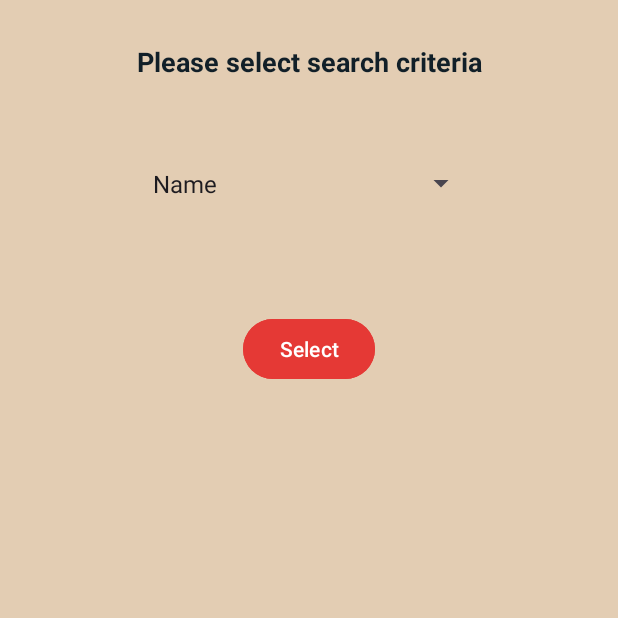
After one commit to GiorgosSimos/MedicalIncidentRecordingApp, an Android app: the SearchActivity screen opened directly, with no data from a screen before it, on a phone screen of 412 x 824 dp, the top half of it. The commit adds this screen. Run offline under Robolectric (Android 15) with nearby library versions, the phone set to English and light mode, and no system bars; our stand-ins replace Firebase (no records; nobody signed in at launch, a user with empty details on screens opened directly).

Commit message:
- Implementation of search incident function, with extra select button and Alert Dialog as display mode of the results
- Pending: Use of RecyclerView to display the results

```diff
--- a/app/src/main/AndroidManifest.xml
+++ b/app/src/main/AndroidManifest.xml
@@ -12,6 +12,9 @@
         android:supportsRtl="true"
         android:theme="@style/Theme.HippocratesJournal"
         tools:targetApi="31">
+        <activity
+            android:name=".SearchActivity"
+            android:exported="false" />
         <activity
             android:name=".DetailedIncidentActivity"
             android:exported="false" />
--- a/app/src/main/java/com/unipi/mobile_dev/hippocratesjournal/NewIncidentActivity.java
+++ b/app/src/main/java/com/unipi/mobile_dev/hippocratesjournal/NewIncidentActivity.java
@@ -164,7 +164,7 @@ public class NewIncidentActivity extends AppCompatActivity {
         new AlertDialog.Builder(this)
                 .setTitle(title)
                 .setMessage(message)
-                .setPositiveButton("OK", (((dialog, which) -> dialog.dismiss())))
+                .setPositiveButton("OK", ((dialog, which) -> dialog.dismiss()))
                 .show();
     }
 }
--- /dev/null
+++ b/app/src/main/java/com/unipi/mobile_dev/hippocratesjournal/SearchActivity.java
@@ -0,0 +1,185 @@
+package com.unipi.mobile_dev.hippocratesjournal;
+
+import android.app.DatePickerDialog;
+import android.os.Bundle;
+import android.view.View;
+import android.widget.AdapterView;
+import android.widget.ArrayAdapter;
+import android.widget.Button;
+import android.widget.DatePicker;
+import android.widget.EditText;
+import android.widget.Spinner;
+
+import androidx.annotation.NonNull;
+import androidx.appcompat.app.AlertDialog;
+import androidx.appcompat.app.AppCompatActivity;
+
+import com.google.firebase.database.DataSnapshot;
+import com.google.firebase.database.DatabaseError;
+import com.google.firebase.database.DatabaseReference;
+import com.google.firebase.database.FirebaseDatabase;
+import com.google.firebase.database.Query;
+import com.google.firebase.database.ValueEventListener;
+
+import java.text.SimpleDateFormat;
+import java.util.Calendar;
+import java.util.Date;
+import java.util.Locale;
+
+public class SearchActivity extends AppCompatActivity {
+
+    String searchCriteria = null;
+    Spinner searchCriteriaSpinner;
+    private EditText searchNameEditText, searchDoeEditText, searchDiagnosisEditText;
+    private Button searchButton;
+    private FirebaseDatabase database;
+    private DatabaseReference reference;
+
+    @Override
+    protected void onCreate(Bundle savedInstanceState) {
+        super.onCreate(savedInstanceState);
+        setContentView(R.layout.activity_search);
+        database = FirebaseDatabase.getInstance();
+        reference = database.getReference("incidents");
+        searchNameEditText = findViewById(R.id.searchNameEditText);
+        searchNameEditText.setVisibility(View.INVISIBLE);
+        searchDoeEditText = findViewById(R.id.searchDoeEditText);
+        SimpleDateFormat sdf = new SimpleDateFormat("dd/M/yyyy", Locale.getDefault());
+        String currentDate = sdf.format(new Date());
+        searchDoeEditText.setText(currentDate);
+        searchDoeEditText.setOnClickListener(v -> showDatePickerDialog(searchDoeEditText));
+        searchDoeEditText.setVisibility(View.INVISIBLE);
+        searchDiagnosisEditText = findViewById(R.id.searchDiagnosisEditText);
+        searchDiagnosisEditText.setVisibility(View.INVISIBLE);
+        searchButton = findViewById(R.id.searchButton);
+        searchButton.setVisibility(View.INVISIBLE);
+        searchCriteriaSpinner = findViewById(R.id.searchCriteriaSpinner);
+
+        ArrayAdapter<CharSequence> adapter = ArrayAdapter.createFromResource(this,
+                R.array.search_criteria_options, android.R.layout.simple_spinner_item);
+
+        adapter.setDropDownViewResource(android.R.layout.simple_spinner_dropdown_item);
+        searchCriteriaSpinner.setAdapter(adapter);
+        searchCriteriaSpinner.setOnItemSelectedListener(new AdapterView.OnItemSelectedListener() {
+            @Override
+            public void onItemSelected(AdapterView<?> parent, View view, int position, long id) {
+                searchCriteria = parent.getItemAtPosition(position).toString();
+            }
+
+            @Override
+            public void onNothingSelected(AdapterView<?> parent) {
+
+            }
+        });
+    }
+
+    public void selectCriteria(View view) {
+        switch (searchCriteria) {
+            case "Name":
+                searchDoeEditText.setVisibility(View.INVISIBLE);
+                searchDiagnosisEditText.setVisibility(View.INVISIBLE);
+                searchNameEditText.setVisibility(View.VISIBLE);
+                break;
+            case "Date of Examination":
+                searchNameEditText.setVisibility(View.INVISIBLE);
+                searchDiagnosisEditText.setVisibility(View.INVISIBLE);
+                searchDoeEditText.setVisibility(View.VISIBLE);
+                break;
+            case "Diagnosis":
+                searchNameEditText.setVisibility(View.INVISIBLE);
+                searchDoeEditText.setVisibility(View.INVISIBLE);
+                searchDiagnosisEditText.setVisibility(View.VISIBLE);
+                break;
+        }
+        searchButton.setVisibility(View.VISIBLE);
+    }
+
+    public void executeSearch(View view) {
+        String child = "", textViewValue = "";
+        if (searchCriteria == null) {
+            showAlert("Warning", "Please define search criteria to continue");
+        } else {
+            switch (searchCriteria) {
+                case "Name":
+                    child = "name";
+                    textViewValue = searchNameEditText.getText().toString().trim();
+                    break;
+                case "Date of Examination":
+                    child = "dateOfExamination";
+                    textViewValue = searchDoeEditText.getText().toString().trim();
+                    break;
+                case "Diagnosis":
+                    child = "diagnosis";
+                    textViewValue = searchDiagnosisEditText.getText().toString().trim();
+                    break;
+            }
+
+            if (!textViewValue.isEmpty()) {
+                Query query = reference;
+                query = query.orderByChild(child).equalTo(textViewValue);
+                // Execute the query
+                query.addListenerForSingleValueEvent(new ValueEventListener() {
+                    @Override
+                    public void onDataChange(@NonNull DataSnapshot snapshot) {
+                        if (snapshot.exists()) {
+                            displayResults(snapshot);
+                        } else {
+                            showAlert("Error", "No records found!");
+                        }
+                    }
+
+                    @Override
+                    public void onCancelled(@NonNull DatabaseError error) {
+                        showAlert("Search Failed", error.getMessage());
+                    }
+                });
+            } else {
+                showAlert("Warning", "Fill in the selected field");
+            }
+        }
+    }
+
+    private void displayResults (DataSnapshot dataSnapshot) {
+        // You can extract and display search results here
+        StringBuilder results = new StringBuilder();
+        for (DataSnapshot snapshot : dataSnapshot.getChildren()) {
+            Incident incident = snapshot.getValue(Incident.class);
+            if (incident != null) {
+                results.append("Name: ").append(incident.getName()).append("\n")
+                        .append("Date of Examination: ").append(incident.getDateOfExamination()).append("\n")
+                        .append("Gender: ").append(incident.getGender()).append("\n")
+                        .append("Symptoms: ").append(incident.getSymptoms()).append("\n")
+                        .append("Diagnosis: ").append(incident.getDiagnosis()).append("\n")
+                        .append("Prescription: ").append(incident.getPrescription()).append("\n");
+                showAlert("Search Successful", results.toString());
+            }
+        }
+    }
+
+    private void showAlert(String title, String message) {
+        new AlertDialog.Builder(SearchActivity.this)
+                .setTitle(title)
+                .setMessage(message)
+                .setPositiveButton("OK", ((dialog, which) -> dialog.dismiss()))
+                .show();
+    }
+
+    private void showDatePickerDialog(final EditText editText){
+        final Calendar calendar = Calendar.getInstance();
+        int year = calendar.get(Calendar.YEAR);
+        int month = calendar.get(Calendar.MONTH);
+        int day = calendar.get(Calendar.DAY_OF_MONTH);
+
+        // Create DatePickerDialog and set the current date as default
+        DatePickerDialog datePickerDialog = new DatePickerDialog(SearchActivity.this,
+                new DatePickerDialog.OnDateSetListener() {
+                    @Override
+                    public void onDateSet(DatePicker view, int Year, int Month, int Day) {
+                        // Display selected date in the specified EditText (month is 0-indexed)
+                        editText.setText(Day + "/" + (Month + 1) + "/" + Year);
+                    }
+                }, year, month, day);
+
+        datePickerDialog.show();
+    }
+}
--- a/app/src/main/res/layout/activity_main_screen.xml
+++ b/app/src/main/res/layout/activity_main_screen.xml
@@ -69,6 +69,7 @@
         android:layout_width="wrap_content"
         android:layout_height="wrap_content"
         android:backgroundTint="#E53935"
+        android:onClick="searchIncident"
         android:text="@string/main_screen_search_button"
         app:layout_constraintBottom_toBottomOf="parent"
         app:layout_constraintEnd_toEndOf="parent"
--- /dev/null
+++ b/app/src/main/res/layout/activity_search.xml
@@ -0,0 +1,113 @@
+<?xml version="1.0" encoding="utf-8"?>
+<androidx.constraintlayout.widget.ConstraintLayout xmlns:android="http://schemas.android.com/apk/res/android"
+    xmlns:app="http://schemas.android.com/apk/res-auto"
+    xmlns:tools="http://schemas.android.com/tools"
+    android:layout_width="match_parent"
+    android:layout_height="match_parent"
+    android:background="@color/tanAccent"
+    android:padding="16dp">
+
+    <EditText
+        android:id="@+id/searchNameEditText"
+        android:layout_width="312dp"
+        android:layout_height="64dp"
+        android:ems="10"
+        android:hint="@string/dtldIncidentName"
+        android:inputType="none"
+        android:textColor="@color/blueBlack"
+        android:textColorHint="#E53935"
+        app:layout_constraintBottom_toBottomOf="parent"
+        app:layout_constraintEnd_toEndOf="parent"
+        app:layout_constraintStart_toStartOf="parent"
+        app:layout_constraintTop_toTopOf="parent"
+        app:layout_constraintVertical_bias="0.415" />
+
+    <EditText
+        android:id="@+id/searchDoeEditText"
+        android:layout_width="312dp"
+        android:layout_height="64dp"
+        android:hint="@string/dtld_doe"
+        android:inputType="none"
+        android:textColor="@color/blueBlack"
+        android:textColorHint="#E53935"
+        app:layout_constraintBottom_toBottomOf="parent"
+        app:layout_constraintEnd_toEndOf="parent"
+        app:layout_constraintStart_toStartOf="parent"
+        app:layout_constraintTop_toTopOf="parent"
+        app:layout_constraintVertical_bias="0.565" />
+
+    <EditText
+        android:id="@+id/searchDiagnosisEditText"
+        android:layout_width="312dp"
+        android:layout_height="64dp"
+        android:ems="10"
+        android:hint="@string/dtld_diagnosis"
+        android:inputType="none"
+        android:textColor="@color/blueBlack"
+        android:textColorHint="#E53935"
+        app:layout_constraintBottom_toBottomOf="parent"
+        app:layout_constraintEnd_toEndOf="parent"
+        app:layout_constraintStart_toStartOf="parent"
+        app:layout_constraintTop_toTopOf="parent"
+        app:layout_constraintVertical_bias="0.715" />
+
+    <Button
+        android:id="@+id/searchButton"
+        android:layout_width="wrap_content"
+        android:layout_height="wrap_content"
+        android:backgroundTint="#E53935"
+        android:onClick="executeSearch"
+        android:text="@string/search_button"
+        app:layout_constraintBottom_toBottomOf="parent"
+        app:layout_constraintEnd_toEndOf="parent"
+        app:layout_constraintHorizontal_bias="0.501"
+        app:layout_constraintStart_toStartOf="parent"
+        app:layout_constraintTop_toTopOf="parent"
+        app:layout_constraintVertical_bias="0.865" />
+
+    <Button
+        android:id="@+id/setSearchCriteriaButton"
+        android:layout_width="wrap_content"
+        android:layout_height="wrap_content"
+        android:backgroundTint="#E53935"
+        android:onClick="selectCriteria"
+        android:text="@string/select_button"
+        app:layout_constraintBottom_toBottomOf="parent"
+        app:layout_constraintEnd_toEndOf="parent"
+        app:layout_constraintHorizontal_bias="0.501"
+        app:layout_constraintStart_toStartOf="parent"
+        app:layout_constraintTop_toTopOf="parent"
+        app:layout_constraintVertical_bias="0.259" />
+
+    <Spinner
+        android:id="@+id/searchCriteriaSpinner"
+        android:layout_width="224dp"
+        android:layout_height="51dp"
+        android:popupBackground="@color/design_default_color_background"
+        android:textColor="@color/tanAccent"
+        app:layout_constraintBottom_toBottomOf="parent"
+        app:layout_constraintEnd_toEndOf="parent"
+        app:layout_constraintStart_toStartOf="parent"
+        app:layout_constraintTop_toTopOf="parent"
+        app:layout_constraintVertical_bias="0.109" />
+
+    <TextView
+        android:id="@+id/selectCriteriaLabel"
+        android:layout_width="259dp"
+        android:layout_height="30dp"
+        android:ems="10"
+        android:inputType="none"
+        android:text="Please select search criteria"
+        android:textAlignment="center"
+        android:textColor="@color/blueBlack"
+        android:textColorHint="@color/blueBlack"
+        android:textSize="18sp"
+        android:textStyle="bold"
+        app:layout_constraintBottom_toBottomOf="parent"
+        app:layout_constraintEnd_toEndOf="parent"
+        app:layout_constraintHorizontal_bias="0.504"
+        app:layout_constraintStart_toStartOf="parent"
+        app:layout_constraintTop_toTopOf="parent"
+        app:layout_constraintVertical_bias="0.017" />
+
+</androidx.constraintlayout.widget.ConstraintLayout>
--- a/app/src/main/res/values/strings.xml
+++ b/app/src/main/res/values/strings.xml
@@ -22,9 +22,19 @@
     <string name="dtld_delete_button">Delete</string>
     <string name="dtld_update_button">Update</string>
     <string name="dtld_save_button">Save</string>
+    <string name="search_act_diagnosis">Diagnosis</string>
+    <string name="search_act_doe">Date of Examination</string>
+    <string name="search_act_name">Patient Name</string>
+    <string name="search_button">Search</string>
+    <string name="select_button">Select</string>
     <string-array name="gender_options">
         <item>she/her</item>
         <item>he/him</item>
         <item>they/them</item>
     </string-array>
+    <string-array name="search_criteria_options">
+        <item>Name</item>
+        <item>Date of Examination</item>
+        <item>Diagnosis</item>
+    </string-array>
 </resources>
```
Also changed, not shown: app/src/main/java/com/unipi/mobile_dev/hippocratesjournal/MainScreenActivity.java (+5 -13 lines).
